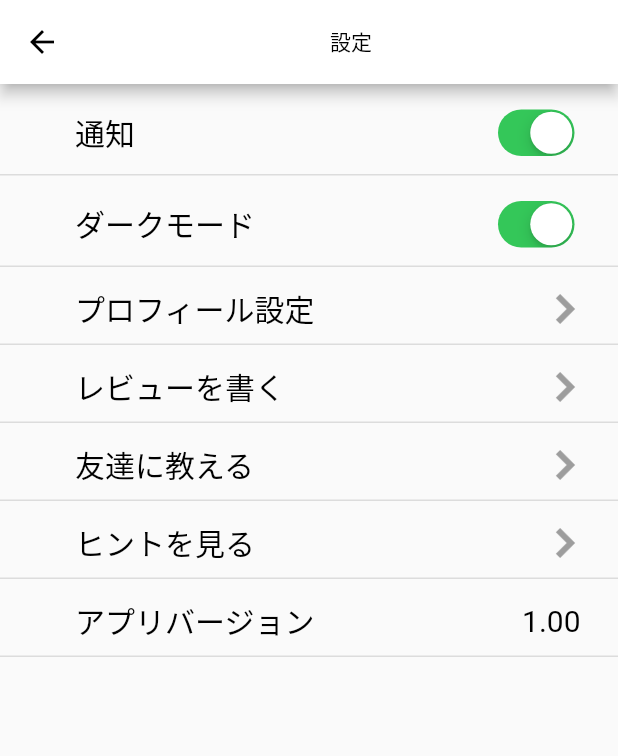
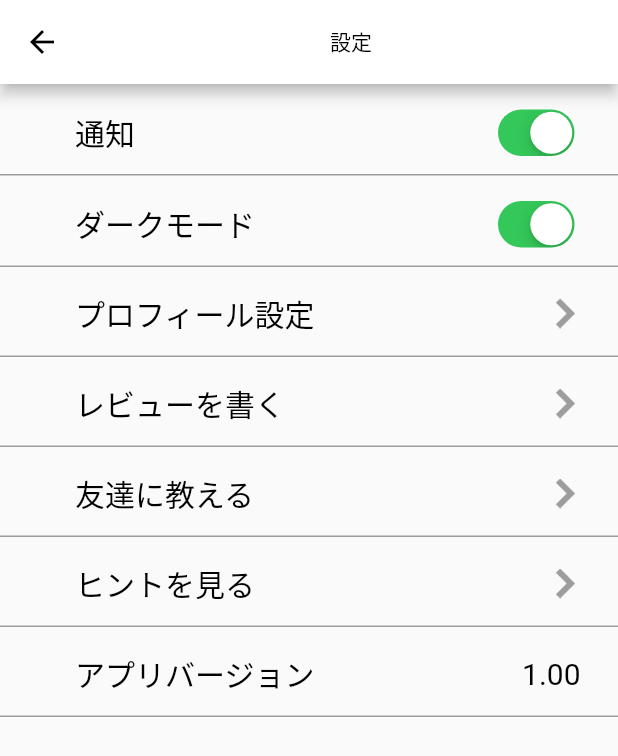
Before and after one commit to KatoShoma/schedule-app, a Flutter app: the SettingScreen screen opened directly, on a phone screen of 412 x 824 dp. Shown: the top 756 px of the screen. Run offline on Flutter 3.47's test engine with Material 2 defaults, Android fonts, the phone set to English and light mode, and no system bars; our stand-ins replace freezed_annotation, rxdart, state_notifier; missing offline and left inert: flutter_state_notifier.

Commit message:
fix:設定/罫線の色の調整

```diff
--- a/app_screen/lib/widgets/screens/setting/children/setting_item.dart
+++ b/app_screen/lib/widgets/screens/setting/children/setting_item.dart
@@ -20,14 +20,14 @@ class SettingItem extends StatelessWidget {
           border: Border(
             bottom  : BorderSide(
               width: 1.0,
-              color: Colors.black12,
+              color: AppColor.gray30,
             ),
           ),
         ),
         padding: EdgeInsets.only(
-          top: 13,
+          top: 16,
           left: 50,
-          bottom: 8,
+          bottom: 13,
         ),
         child: Row(
           children: [
--- a/app_screen/lib/widgets/screens/setting/children/setting_item_app_version.dart
+++ b/app_screen/lib/widgets/screens/setting/children/setting_item_app_version.dart
@@ -20,14 +20,14 @@ class SettingItemAppVersion extends StatelessWidget {
           border: Border(
             bottom  : BorderSide(
               width: 1.0,
-              color: Colors.black12,
+              color: AppColor.gray30,
             ),
           ),
         ),
         padding: EdgeInsets.only(
-          top: 13,
+          top: 16,
           left: 50,
-          bottom: 8,
+          bottom: 13,
         ),
         child: Row(
           children: [
--- a/app_screen/lib/widgets/screens/setting/children/setting_item_onoffswitch.dart
+++ b/app_screen/lib/widgets/screens/setting/children/setting_item_onoffswitch.dart
@@ -20,7 +20,7 @@ class SettingOnoffSwitch extends StatelessWidget {
           border: Border(
             bottom  : BorderSide(
               width: 1.0,
-              color: Colors.black12,
+              color: AppColor.gray30,
             ),
           ),
         ),
@@ -41,7 +41,7 @@ class SettingOnoffSwitch extends StatelessWidget {
             ),
             Spacer(),
             CupertinoSwitch(
-              trackColor: Colors.grey,
+              trackColor: AppColor.gray30,
               value: true,
               onChanged:(bool value){},
             ),
```
